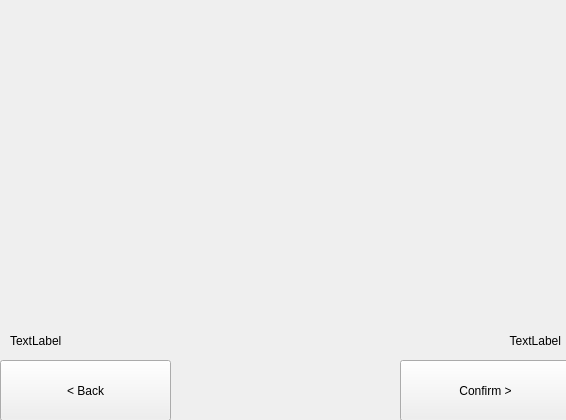
Above: client/client/gui/widgets/periodictransfer.ui from eugeniashurko/ATM before the change. Below: the same form after it.
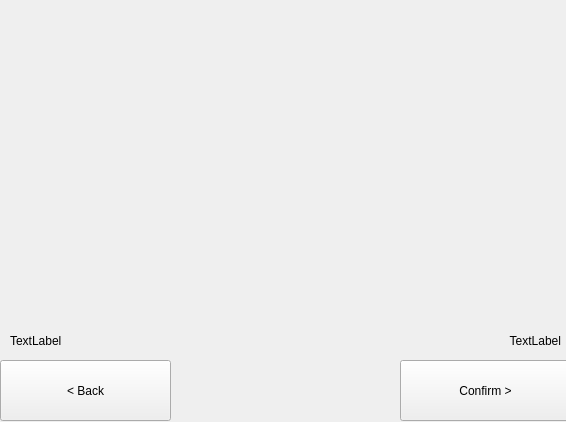
That is the form after the change.

Diff of the .ui file:
```diff
--- a/client/client/gui/widgets/periodictransfer.ui
+++ b/client/client/gui/widgets/periodictransfer.ui
@@ -7,7 +7,7 @@
     <x>0</x>
     <y>0</y>
     <width>566</width>
-    <height>420</height>
+    <height>422</height>
    </rect>
   </property>
   <property name="windowTitle">
@@ -17,9 +17,9 @@
    <property name="geometry">
     <rect>
      <x>0</x>
-     <y>10</y>
+     <y>0</y>
      <width>531</width>
-     <height>51</height>
+     <height>31</height>
     </rect>
    </property>
    <layout class="QVBoxLayout" name="stepsLayout">
@@ -36,9 +36,9 @@
    <property name="geometry">
     <rect>
      <x>0</x>
-     <y>60</y>
+     <y>30</y>
      <width>571</width>
-     <height>261</height>
+     <height>291</height>
     </rect>
    </property>
    <layout class="QVBoxLayout" name="mainLayout"/>
```
